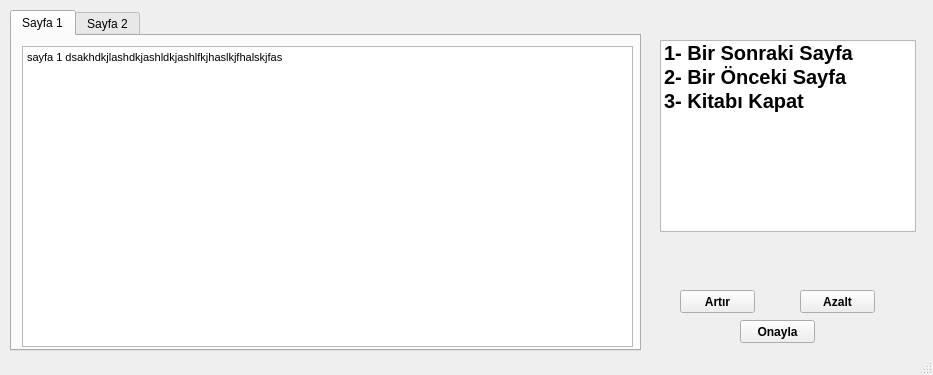
First picture: the form in Interface/books.ui, repository ozkandgn/IotOperationsWithEyes, before the edit.
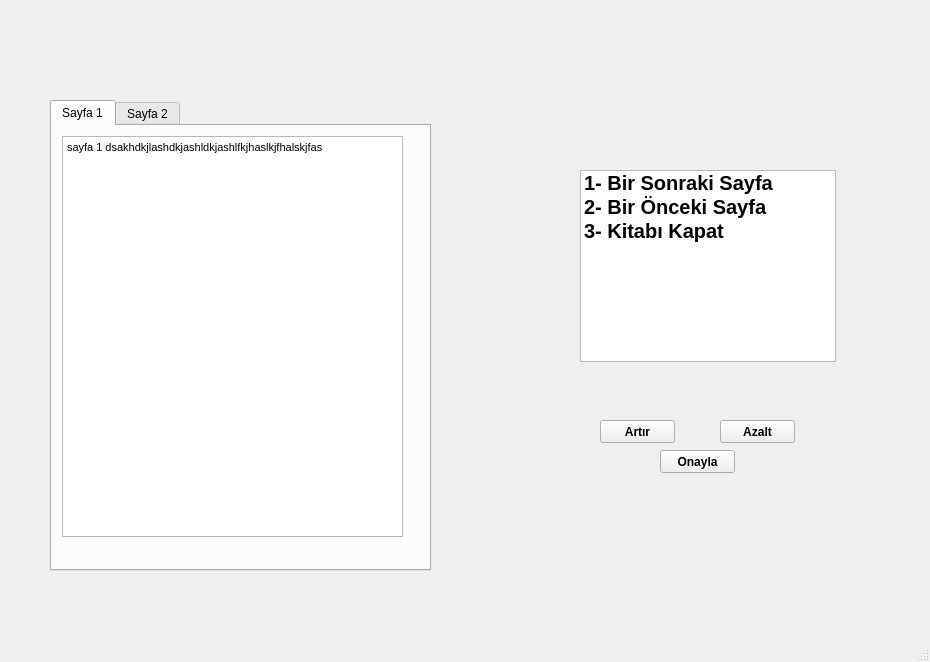
Second picture: the form after the edit.

```diff
--- a/Interface/books.ui
+++ b/Interface/books.ui
@@ -6,8 +6,8 @@
    <rect>
     <x>0</x>
     <y>0</y>
-    <width>933</width>
-    <height>375</height>
+    <width>930</width>
+    <height>662</height>
    </rect>
   </property>
   <property name="windowTitle">
@@ -17,10 +17,10 @@
    <widget class="QTabWidget" name="tabWidget">
     <property name="geometry">
      <rect>
-      <x>10</x>
-      <y>10</y>
-      <width>631</width>
-      <height>341</height>
+      <x>50</x>
+      <y>100</y>
+      <width>381</width>
+      <height>471</height>
      </rect>
     </property>
     <property name="currentIndex">
@@ -35,8 +35,8 @@
        <rect>
         <x>10</x>
         <y>10</y>
-        <width>611</width>
-        <height>301</height>
+        <width>341</width>
+        <height>401</height>
        </rect>
       </property>
       <property name="html">
@@ -74,8 +74,8 @@
    <widget class="QListWidget" name="bookListWidget">
     <property name="geometry">
      <rect>
-      <x>660</x>
-      <y>40</y>
+      <x>580</x>
+      <y>170</y>
       <width>256</width>
       <height>192</height>
      </rect>
@@ -106,8 +106,8 @@
    <widget class="QLabel" name="pageLbl">
     <property name="geometry">
      <rect>
-      <x>680</x>
-      <y>240</y>
+      <x>600</x>
+      <y>370</y>
       <width>211</width>
       <height>31</height>
      </rect>
@@ -129,8 +129,8 @@
    <widget class="QPushButton" name="sayfaArtirBtn">
     <property name="geometry">
      <rect>
-      <x>680</x>
-      <y>290</y>
+      <x>600</x>
+      <y>420</y>
       <width>75</width>
       <height>23</height>
      </rect>
@@ -148,8 +148,8 @@
    <widget class="QPushButton" name="sayfaAzaltBtn">
     <property name="geometry">
      <rect>
-      <x>800</x>
-      <y>290</y>
+      <x>720</x>
+      <y>420</y>
       <width>75</width>
       <height>23</height>
      </rect>
@@ -167,8 +167,8 @@
    <widget class="QPushButton" name="kitapOnaylaBtn">
     <property name="geometry">
      <rect>
-      <x>740</x>
-      <y>320</y>
+      <x>660</x>
+      <y>450</y>
       <width>75</width>
       <height>23</height>
      </rect>
```
